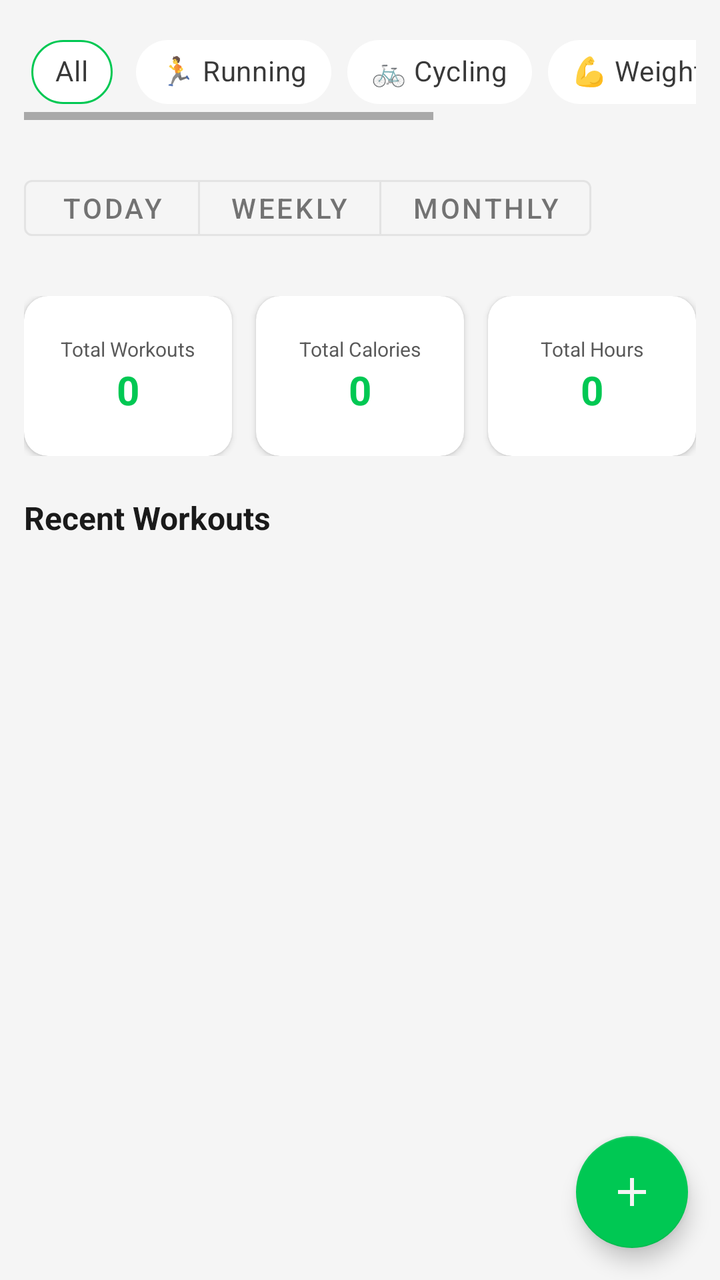
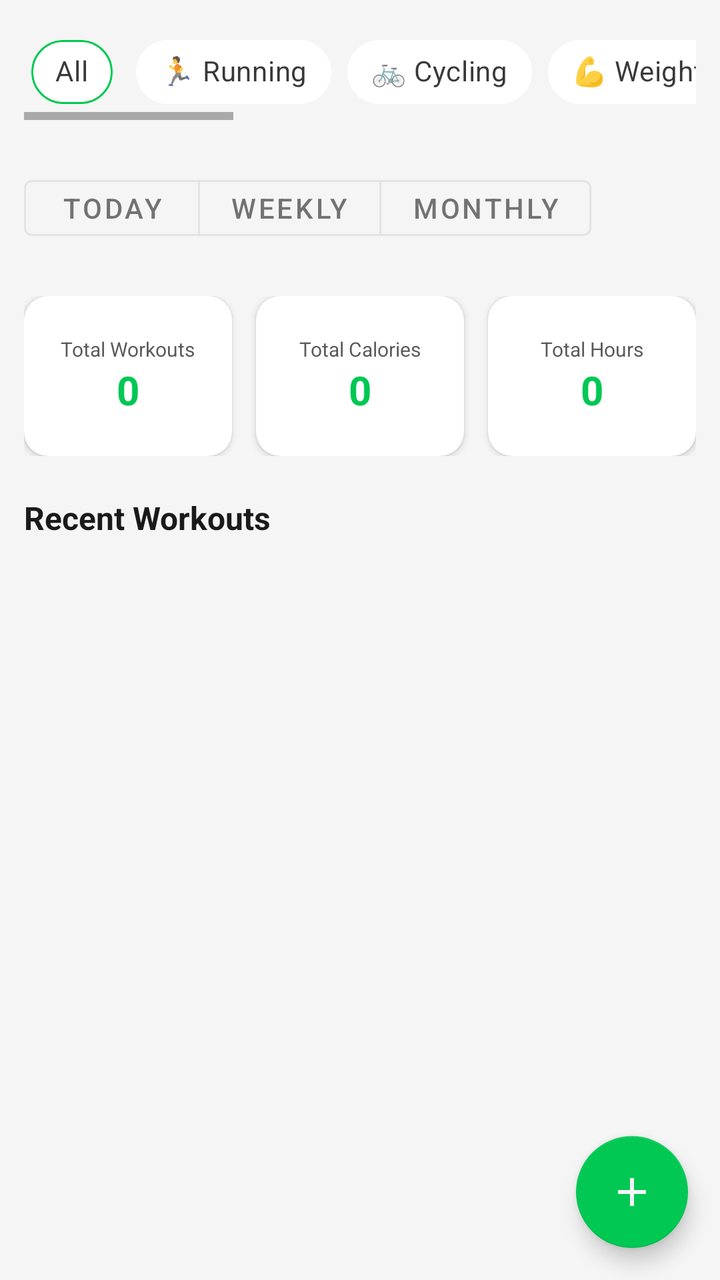

Before-and-after screenshots of an Android layout around one commit, followed by the original layout XML and the change that was made.
<!-- AndroidManifest.xml: application theme Theme.FitnessApp -->
<!-- res/layout/fragment_activity.xml -->
<?xml version="1.0" encoding="utf-8"?>
<layout xmlns:android="http://schemas.android.com/apk/res/android"
    xmlns:app="http://schemas.android.com/apk/res-auto">

    <data>

    </data>

    <LinearLayout
        android:layout_width="match_parent"
        android:layout_height="match_parent"
        android:orientation="vertical"
        android:background="@color/background">

        
        <HorizontalScrollView
            android:layout_width="match_parent"
            android:layout_height="wrap_content"
            android:padding="12dp">

            <LinearLayout
                android:layout_width="wrap_content"
                android:layout_height="wrap_content"
                android:orientation="horizontal">

                <com.google.android.material.chip.Chip
                    android:id="@+id/chipAll"
                    style="@style/Widget.MaterialComponents.Chip.Choice"
                    android:layout_width="wrap_content"
                    android:layout_height="wrap_content"
                    android:layout_marginEnd="8dp"
                    android:text="@string/cat_all"
                    app:chipBackgroundColor="@color/surface"
                    app:chipStrokeColor="@color/primary"
                    app:chipStrokeWidth="1dp" />

                <com.google.android.material.chip.Chip
                    android:id="@+id/chipRunning"
                    style="@style/Widget.MaterialComponents.Chip.Choice"
                    android:layout_width="wrap_content"
                    android:layout_height="wrap_content"
                    android:layout_marginEnd="8dp"
                    android:text="@string/cat_running"
                    app:chipBackgroundColor="@color/surface" />

                <com.google.android.material.chip.Chip
                    android:id="@+id/chipCycling"
                    style="@style/Widget.MaterialComponents.Chip.Choice"
                    android:layout_width="wrap_content"
                    android:layout_height="wrap_content"
                    android:layout_marginEnd="8dp"
                    android:text="@string/cat_cycling"
                    app:chipBackgroundColor="@color/surface" />

                <com.google.android.material.chip.Chip
                    android:id="@+id/chipWeightlifting"
                    style="@style/Widget.MaterialComponents.Chip.Choice"
                    android:layout_width="wrap_content"
                    android:layout_height="wrap_content"
                    android:layout_marginEnd="8dp"
                    android:text="@string/cat_weightlifting"
                    app:chipBackgroundColor="@color/surface" />

                <com.google.android.material.chip.Chip
                    android:id="@+id/chipWalking"
                    style="@style/Widget.MaterialComponents.Chip.Choice"
                    android:layout_width="wrap_content"
                    android:layout_height="wrap_content"
                    android:layout_marginEnd="8dp"
                    android:text="@string/cat_walking"
                    app:chipBackgroundColor="@color/surface" />

                <com.google.android.material.chip.Chip
                    android:id="@+id/chipYoga"
                    style="@style/Widget.MaterialComponents.Chip.Choice"
                    android:layout_width="wrap_content"
                    android:layout_height="wrap_content"
                    android:text="@string/cat_yoga"
                    app:chipBackgroundColor="@color/surface" />
            </LinearLayout>
        </HorizontalScrollView>

        
        <LinearLayout
            android:layout_width="match_parent"
            android:layout_height="wrap_content"
            android:padding="12dp"
            android:orientation="horizontal">

            <com.google.android.material.button.MaterialButtonToggleGroup
                android:id="@+id/filterToggleGroup"
                android:layout_width="wrap_content"
                android:layout_height="wrap_content"
                app:singleSelection="true">

                <com.google.android.material.button.MaterialButton
                    android:id="@+id/filterToday"
                    style="@style/Widget.MaterialComponents.Button.OutlinedButton"
                    android:layout_width="wrap_content"
                    android:layout_height="40dp"
                    android:text="@string/label_today" />

                <com.google.android.material.button.MaterialButton
                    android:id="@+id/filterWeekly"
                    style="@style/Widget.MaterialComponents.Button.OutlinedButton"
                    android:layout_width="wrap_content"
                    android:layout_height="40dp"
                    android:text="@string/label_weekly" />

                <com.google.android.material.button.MaterialButton
                    android:id="@+id/filterMonthly"
                    style="@style/Widget.MaterialComponents.Button.OutlinedButton"
                    android:layout_width="wrap_content"
                    android:layout_height="40dp"
                    android:text="@string/label_monthly" />
            </com.google.android.material.button.MaterialButtonToggleGroup>
        </LinearLayout>

        
        <LinearLayout
            android:layout_width="match_parent"
            android:layout_height="wrap_content"
            android:padding="12dp"
            android:orientation="horizontal">

            <androidx.cardview.widget.CardView
                android:layout_width="0dp"
                android:layout_height="80dp"
                android:layout_marginEnd="8dp"
                android:layout_weight="1"
                app:cardCornerRadius="12dp"
                app:cardBackgroundColor="@color/surface">

                <LinearLayout
                    android:layout_width="match_parent"
                    android:layout_height="match_parent"
                    android:orientation="vertical"
                    android:gravity="center">

                    <TextView
                        android:layout_width="wrap_content"
                        android:layout_height="wrap_content"
                        android:text="@string/title_total_workouts"
                        android:textSize="10sp"
                        android:textColor="@color/text_secondary" />

                    <TextView
                        android:id="@+id/totalWorkoutsValue"
                        android:layout_width="wrap_content"
                        android:layout_height="wrap_content"
                        android:text="0"
                        android:textSize="20sp"
                        android:textStyle="bold"
                        android:textColor="@color/primary" />
                </LinearLayout>
            </androidx.cardview.widget.CardView>

            <androidx.cardview.widget.CardView
                android:layout_width="0dp"
                android:layout_height="80dp"
                android:layout_marginStart="4dp"
                android:layout_marginEnd="4dp"
                android:layout_weight="1"
                app:cardCornerRadius="12dp"
                app:cardBackgroundColor="@color/surface">

                <LinearLayout
                    android:layout_width="match_parent"
                    android:layout_height="match_parent"
                    android:orientation="vertical"
                    android:gravity="center">

                    <TextView
                        android:layout_width="wrap_content"
                        android:layout_height="wrap_content"
                        android:text="@string/title_total_calories"
                        android:textSize="10sp"
                        android:textColor="@color/text_secondary" />

                    <TextView
                        android:id="@+id/totalCaloriesValue"
                        android:layout_width="wrap_content"
                        android:layout_height="wrap_content"
                        android:text="0"
                        android:textSize="20sp"
                        android:textStyle="bold"
                        android:textColor="@color/primary" />
                </LinearLayout>
            </androidx.cardview.widget.CardView>

            <androidx.cardview.widget.CardView
                android:layout_width="0dp"
                android:layout_height="80dp"
                android:layout_marginStart="8dp"
                android:layout_weight="1"
                app:cardCornerRadius="12dp"
                app:cardBackgroundColor="@color/surface">

                <LinearLayout
                    android:layout_width="match_parent"
                    android:layout_height="match_parent"
                    android:orientation="vertical"
                    android:gravity="center">

                    <TextView
                        android:layout_width="wrap_content"
                        android:layout_height="wrap_content"
                        android:text="@string/title_total_hours"
                        android:textSize="10sp"
                        android:textColor="@color/text_secondary" />

                    <TextView
                        android:id="@+id/totalHoursValue"
                        android:layout_width="wrap_content"
                        android:layout_height="wrap_content"
                        android:text="0"
                        android:textSize="20sp"
                        android:textStyle="bold"
                        android:textColor="@color/primary" />
                </LinearLayout>
            </androidx.cardview.widget.CardView>
        </LinearLayout>

        
        <TextView
            android:layout_width="wrap_content"
            android:layout_height="wrap_content"
            android:layout_marginStart="12dp"
            android:layout_marginTop="8dp"
            android:text="@string/title_recent_workouts"
            android:textSize="16sp"
            android:textStyle="bold"
            android:textColor="@color/text_primary" />

        <androidx.recyclerview.widget.RecyclerView
            android:id="@+id/workoutsRecycler"
            android:layout_width="match_parent"
            android:layout_height="0dp"
            android:layout_weight="1"
            android:layout_marginTop="8dp"
            android:padding="8dp" />

        
        <com.google.android.material.floatingactionbutton.FloatingActionButton
            android:id="@+id/fabAddWorkout"
            android:layout_width="wrap_content"
            android:layout_height="wrap_content"
            android:layout_gravity="bottom|end"
            android:layout_margin="16dp"
            android:src="@drawable/ic_plus"
            app:backgroundTint="@color/primary"
            app:tint="@color/background" />

    </LinearLayout>
</layout>
<!-- resources referenced by this layout -->
<resources>
  <color name="background">#F5F5F5</color>
  <color name="primary">#00C853</color>
  <color name="surface">#FFFFFF</color>
  <color name="text_primary">#1A1A1A</color>
  <color name="text_secondary">#5A5A5A</color>
  <!-- drawable ic_plus (drawable) -->
  <?xml version="1.0" encoding="utf-8"?>
  <vector xmlns:android="http://schemas.android.com/apk/res/android"
      android:width="24dp"
      android:height="24dp"
      android:viewportWidth="24"
      android:viewportHeight="24">
      <path
          android:fillColor="@color/primary"
          android:pathData="M19,13h-6v6h-2v-6H5v-2h6V5h2v6h6v2z" />
  </vector>
  <string name="cat_all">All</string>
  <string name="cat_cycling">\uD83D\uDEB2 Cycling</string>
  <string name="cat_running">\uD83C\uDFC3 Running</string>
  <string name="cat_walking">\uD83D\uDEB6 Walking</string>
  <string name="cat_weightlifting">\uD83D\uDCAA Weightlifting</string>
  <string name="cat_yoga">\uD83E\uDDD8 Yoga</string>
  <string name="label_monthly">Monthly</string>
  <string name="label_today">Today</string>
  <string name="label_weekly">Weekly</string>
  <string name="title_recent_workouts">Recent Workouts</string>
  <string name="title_total_calories">Total Calories</string>
  <string name="title_total_hours">Total Hours</string>
  <string name="title_total_workouts">Total Workouts</string>
  <style name="Theme.FitnessApp" parent="Theme.MaterialComponents.Light.NoActionBar">
          <item name="colorPrimary">@color/primary</item>
          <item name="colorPrimaryVariant">@color/primary_dark</item>
          <item name="colorOnPrimary">@color/background</item>
          <item name="colorSecondary">@color/secondary</item>
          <item name="colorSecondaryVariant">@color/secondary</item>
          <item name="colorOnSecondary">@color/text_primary</item>
          <item name="android:statusBarColor">@color/background</item>
          <item name="android:windowLightStatusBar">true</item>
          <item name="android:windowBackground">@color/background</item>
          <item name="materialThemeOverlay">@style/ThemeOverlay.FitnessApp.Light</item>
      </style>
  <color name="primary_dark">#009624</color>
  <color name="secondary">#FF6584</color>
  <style name="ThemeOverlay.FitnessApp.Light" parent="ThemeOverlay.MaterialComponents.Light">
          <item name="colorSurface">@color/surface</item>
          <item name="colorOnSurface">@color/text_primary</item>
          <item name="colorError">@color/error</item>
      </style>
  <color name="error">#D32F2F</color>
</resources>

<!-- the commit's change to res/layout/fragment_activity.xml (unified diff, before → after) -->
@@ -76,6 +76,51 @@
                     android:layout_width="wrap_content"
                     android:layout_height="wrap_content"
                     android:text="@string/cat_yoga"
+                    app:chipBackgroundColor="@color/surface" />
+
+                <com.google.android.material.chip.Chip
+                    android:id="@+id/chipMeditation"
+                    style="@style/Widget.MaterialComponents.Chip.Choice"
+                    android:layout_width="wrap_content"
+                    android:layout_height="wrap_content"
+                    android:layout_marginEnd="8dp"
+                    android:text="@string/cat_meditation"
+                    app:chipBackgroundColor="@color/surface" />
+
+                <com.google.android.material.chip.Chip
+                    android:id="@+id/chipStrength"
+                    style="@style/Widget.MaterialComponents.Chip.Choice"
+                    android:layout_width="wrap_content"
+                    android:layout_height="wrap_content"
+                    android:layout_marginEnd="8dp"
+                    android:text="@string/cat_strength"
+                    app:chipBackgroundColor="@color/surface" />
+
+                <com.google.android.material.chip.Chip
+                    android:id="@+id/chipPilates"
+                    style="@style/Widget.MaterialComponents.Chip.Choice"
+                    android:layout_width="wrap_content"
+                    android:layout_height="wrap_content"
+                    android:layout_marginEnd="8dp"
+                    android:text="@string/cat_pilates"
+                    app:chipBackgroundColor="@color/surface" />
+
+                <com.google.android.material.chip.Chip
+                    android:id="@+id/chipKickboxing"
+                    style="@style/Widget.MaterialComponents.Chip.Choice"
+                    android:layout_width="wrap_content"
+                    android:layout_height="wrap_content"
+                    android:layout_marginEnd="8dp"
+                    android:text="@string/cat_kickboxing"
+                    app:chipBackgroundColor="@color/surface" />
+
+                <com.google.android.material.chip.Chip
+                    android:id="@+id/chipTreadmill"
+                    style="@style/Widget.MaterialComponents.Chip.Choice"
+                    android:layout_width="wrap_content"
+                    android:layout_height="wrap_content"
+                    android:layout_marginEnd="8dp"
+                    android:text="@string/cat_treadmill"
                     app:chipBackgroundColor="@color/surface" />
             </LinearLayout>
         </HorizontalScrollView>
<!-- resource entries referenced after the edit -->
@@ -18,7 +18,12 @@
   </vector>
   <string name="cat_all">All</string>
   <string name="cat_cycling">\uD83D\uDEB2 Cycling</string>
+  <string name="cat_kickboxing">\uD83E\uDD4A Kickboxing</string>
+  <string name="cat_meditation">\uD83E\uDDE0 Meditation</string>
+  <string name="cat_pilates">\uD83E\uDDD8\u200D\u2640\uFE0F Pilates</string>
   <string name="cat_running">\uD83C\uDFC3 Running</string>
+  <string name="cat_strength">\uD83C\uDFCB\uFE0F Strength</string>
+  <string name="cat_treadmill">\uD83C\uDFC3\u200D\u2642\uFE0F Treadmill</string>
   <string name="cat_walking">\uD83D\uDEB6 Walking</string>
   <string name="cat_weightlifting">\uD83D\uDCAA Weightlifting</string>
   <string name="cat_yoga">\uD83E\uDDD8 Yoga</string>
